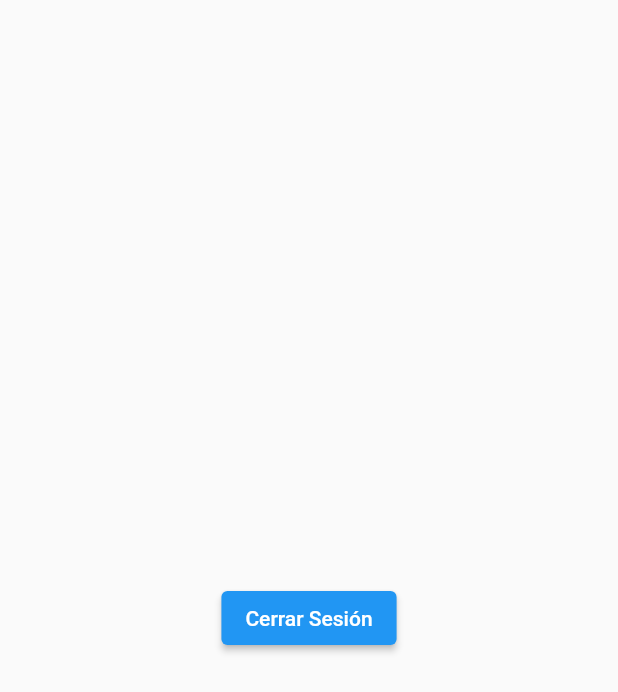
After one commit to PengDra/myhood-frontend, a Flutter app: the ClientProductsListPage screen opened by its route, on a phone screen of 412 x 824 dp. The commit adds this screen. Shown: the top 692 px of the screen. Run offline on Flutter 3.47's test engine with Material 2 defaults, Android fonts, the phone set to English and light mode, and no system bars; our stand-ins replace shared_preferences; accounts and stored records are empty.

Commit message:
Cerrar Sesion + shared preferences

```diff
--- a/lib/main.dart
+++ b/lib/main.dart
@@ -1,4 +1,5 @@
 import 'package:flutter/material.dart';
+import 'package:myhood/src/pages/client/products/list/client_products_list_page.dart';
 import 'package:myhood/src/pages/login/login_page.dart';
 import 'package:myhood/src/pages/register/register_page.dart';
 import 'package:myhood/src/utils/my_colors.dart';
@@ -22,7 +23,8 @@ class _MyAppState extends State<MyApp> {
       initialRoute: 'login',
       routes:{
         'login':(BuildContext context)=>LoginPage(),
-        'register':(BuildContext context)=>RegisterPage()
+        'register':(BuildContext context)=>RegisterPage(),
+        'client/products/list':(BuildContext context)=>ClientProductsListPage()
       },
       theme: ThemeData(
         primaryColor: MyColors.primary,
--- /dev/null
+++ b/lib/src/pages/client/products/list/client_products_list_page.dart
@@ -0,0 +1,38 @@
+import 'package:flutter/cupertino.dart';
+import 'package:flutter/material.dart';
+import 'package:flutter/scheduler.dart';
+import 'package:flutter/src/foundation/key.dart';
+import 'package:flutter/src/widgets/framework.dart';
+import 'package:myhood/src/pages/client/products/list/clients_products_list_controllers.dart';
+
+class ClientProductsListPage extends StatefulWidget {
+  const ClientProductsListPage({Key key}) : super(key: key);
+
+  @override
+  State<ClientProductsListPage> createState() => _ClientProductsListPageState();
+}
+
+class _ClientProductsListPageState extends State<ClientProductsListPage> {
+  ClientProductsListController _con =new ClientProductsListController();
+
+  void innitState(){
+    super.initState();
+    SchedulerBinding.instance.addPostFrameCallback((_) {
+      _con.init(context);
+    });
+  }
+
+  @override
+  Widget build(BuildContext context) {
+    return Scaffold(
+      body: Center(
+        child: ElevatedButton(
+          onPressed: _con.logout,
+          child: Text(
+            'Cerrar Sesión',
+          ),
+        ),
+      ),
+    );
+  }
+}
--- /dev/null
+++ b/lib/src/pages/client/products/list/clients_products_list_controllers.dart
@@ -0,0 +1,15 @@
+import 'package:flutter/material.dart';
+import 'package:myhood/src/utils/shared_pref.dart';
+
+class ClientProductsListController{
+  BuildContext context;
+  SharedPref _sharedPref = new SharedPref();
+
+  Future init(BuildContext context){
+    this.context = context;
+  }
+  logout(){
+    _sharedPref.logout(context);
+  }
+
+}
--- a/pubspec.yaml
+++ b/pubspec.yaml
@@ -30,6 +30,7 @@ dependencies:
   flutter:
     sdk: flutter
   http: ^0.13.4
+  shared_preferences: ^2.0.5
 
 
 
```
Also changed, not shown: lib/src/pages/login/login_controller.dart (+31 -2 lines), lib/src/provider/users_provider.dart (+17 -0 lines), lib/src/utils/shared_pref.dart (added, +36 -0 lines), pubspec.lock.
